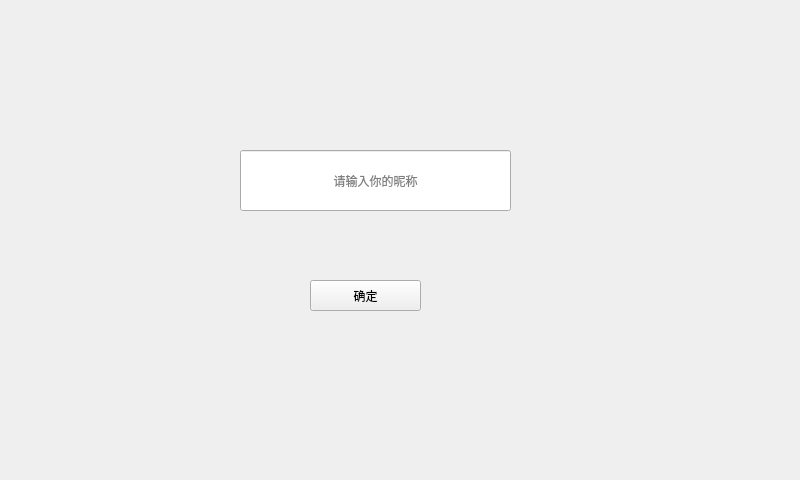
Old version of the form gamewidget.ui in the repository WaterSilverHg/emlp.
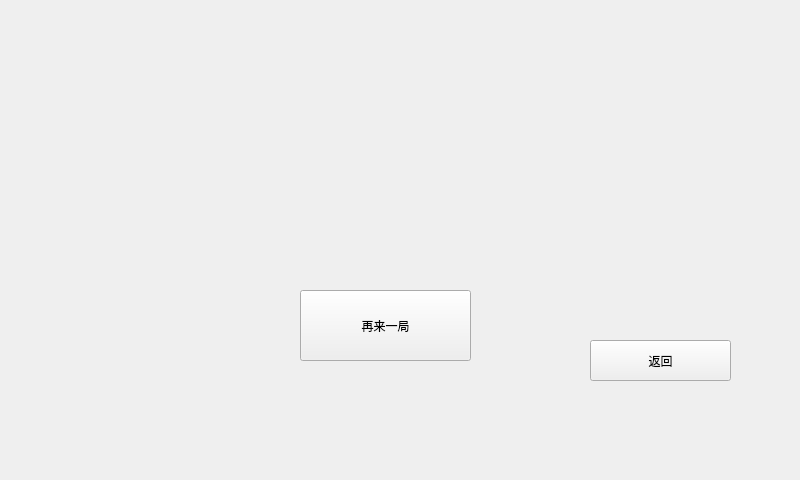
New version of the form. The open tabs and pages were chosen to show the change.

Commit message:
改bug,增加结算界面
修了大部分bug

The edit to the form file:
```diff
--- a/gamewidget.ui
+++ b/gamewidget.ui
@@ -310,6 +310,50 @@
      </property>
     </widget>
    </widget>
+   <widget class="QWidget" name="overpage">
+    <widget class="QLabel" name="overtext">
+     <property name="geometry">
+      <rect>
+       <x>240</x>
+       <y>100</y>
+       <width>371</width>
+       <height>91</height>
+      </rect>
+     </property>
+     <property name="text">
+      <string/>
+     </property>
+     <property name="alignment">
+      <set>Qt::AlignCenter</set>
+     </property>
+    </widget>
+    <widget class="QPushButton" name="again_PB">
+     <property name="geometry">
+      <rect>
+       <x>310</x>
+       <y>290</y>
+       <width>171</width>
+       <height>71</height>
+      </rect>
+     </property>
+     <property name="text">
+      <string>再来一局</string>
+     </property>
+    </widget>
+    <widget class="QPushButton" name="return_PB">
+     <property name="geometry">
+      <rect>
+       <x>600</x>
+       <y>340</y>
+       <width>141</width>
+       <height>41</height>
+      </rect>
+     </property>
+     <property name="text">
+      <string>返回</string>
+     </property>
+    </widget>
+   </widget>
   </widget>
  </widget>
  <resources/>
```
The commit also changes 3 other files.
